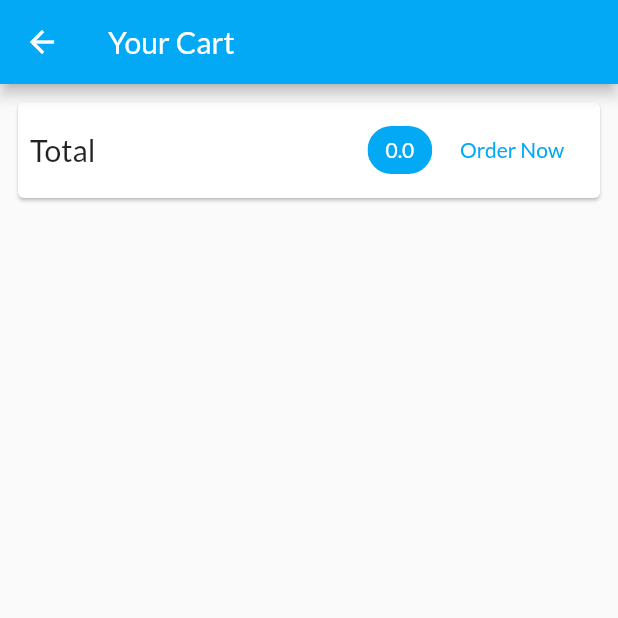
After one commit to Beater1804/ShopApplication, a Flutter app: the CartScreen screen opened by its route, on a phone screen of 412 x 824 dp, the top half of it. The commit adds this screen. Run offline on Flutter 3.47's test engine with Material 2 defaults, Android fonts, the phone set to English and light mode, and no system bars; network calls fail.

Commit message:
Create Cart screen & Display a list item in cart by dungnt

```diff
--- a/lib/main.dart
+++ b/lib/main.dart
@@ -1,5 +1,6 @@
 import 'package:flutter/material.dart';
 import 'package:provider/provider.dart';
+import './screens/cart_screen.dart';
 import './screens/products_overview_screen.dart';
 import './screens/product_detail_screen.dart';
 import './providers/products_provider.dart';
@@ -36,6 +37,7 @@ class MyApp extends StatelessWidget {
         home: ProductsOverviewScreen(),
         routes: {
           ProductDetailScreen.routeName: (ctx) => ProductDetailScreen(),
+          CartScreen.routeName: (ctx) => CartScreen(),
         },
       ),
     );
--- a/lib/providers/cart.dart
+++ b/lib/providers/cart.dart
@@ -25,6 +25,14 @@ class Cart with ChangeNotifier {
     return _items.length;
   }
 
+  double get totalAmount {
+    var total = 0.0;
+    _items.forEach((key, cartItem) {
+      total += cartItem.price * cartItem.quantity;
+    });
+    return total;
+  }
+
   void addItem(String productId, double price, String title) {
     if (_items.containsKey(productId)) {
       _items.update(
--- /dev/null
+++ b/lib/screens/cart_screen.dart
@@ -0,0 +1,70 @@
+import 'package:flutter/material.dart';
+import 'package:provider/provider.dart';
+
+import '../providers/cart.dart' show Cart;
+import '../widgets/cart_item.dart';
+
+class CartScreen extends StatelessWidget {
+  static const routeName = '/cart';
+
+  @override
+  Widget build(BuildContext context) {
+    final cart = Provider.of<Cart>(context);
+    return Scaffold(
+      appBar: AppBar(
+        title: Text(
+          'Your Cart',
+          style: TextStyle(
+            color: Colors.white,
+          ),
+        ),
+      ),
+      body: Column(
+        children: <Widget>[
+          Card(
+            margin: EdgeInsets.all(12),
+            child: Padding(
+              padding: EdgeInsets.all(8),
+              child: Row(
+                mainAxisAlignment: MainAxisAlignment.spaceBetween,
+                children: <Widget>[
+                  Text(
+                    'Total',
+                    style: TextStyle(fontSize: 20),
+                  ),
+                  Spacer(),
+                  Chip(
+                    label: Text(
+                      cart.totalAmount.toString(),
+                      style: TextStyle(color: Colors.white),
+                    ),
+                    backgroundColor: Theme.of(context).primaryColor,
+                  ),
+                  FlatButton(
+                    textColor: Theme.of(context).primaryColor,
+                    child: Text('Order Now'),
+                    onPressed: () {},
+                  )
+                ],
+              ),
+            ),
+          ),
+          SizedBox(
+            height: 10,
+          ),
+          Expanded(
+            child: ListView.builder(
+              itemCount: cart.items.length,
+              itemBuilder: (ctx, index) => CartItem(
+                cart.items.values.toList()[index].id,
+                cart.items.values.toList()[index].price,
+                cart.items.values.toList()[index].quantity,
+                cart.items.values.toList()[index].title,
+              ),
+            ),
+          ),
+        ],
+      ),
+    );
+  }
+}
--- a/lib/screens/products_overview_screen.dart
+++ b/lib/screens/products_overview_screen.dart
@@ -1,6 +1,7 @@
 import 'package:flutter/material.dart';
 import 'package:provider/provider.dart';
 import 'package:shop_application/providers/products_provider.dart';
+import 'package:shop_application/screens/cart_screen.dart';
 import '../providers/cart.dart';
 import '../widgets/products_grid.dart';
 import '../widgets/badge.dart';
@@ -59,7 +60,9 @@ class _ProductsOverviewScreenState extends State<ProductsOverviewScreen> {
               icon: Icon(
                 Icons.shopping_cart,
               ),
-              onPressed: () {},
+              onPressed: () {
+                Navigator.of(context).pushNamed(CartScreen.routeName);
+              },
             ),
           ),
         ],
```
Also changed, not shown: lib/widgets/cart_item.dart (added, +43 -0 lines).
